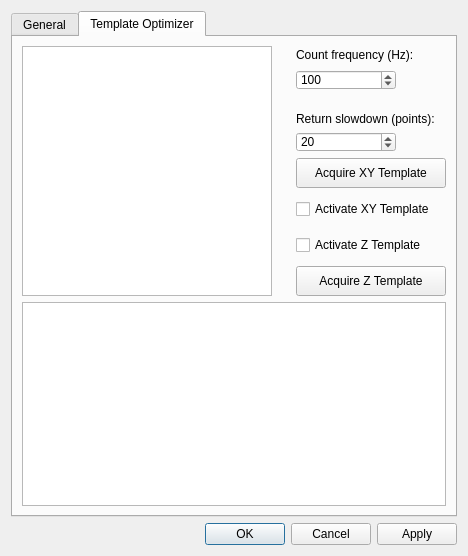
Ulm-IQO/qudi, file gui/confocal/ui_optim_settings.ui: the form before one commit.
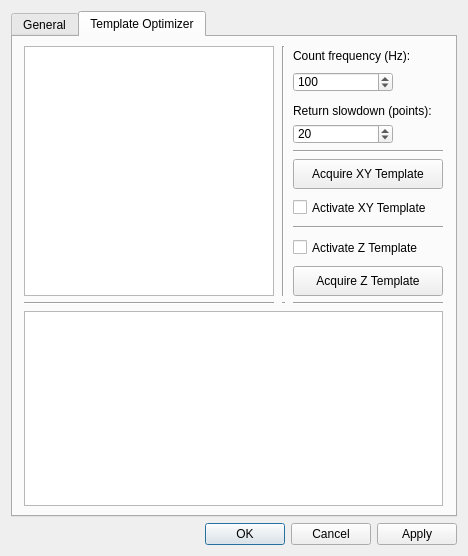
The form after the commit. Custom widgets are drawn as their Qt base class.

Commit message: lots of error checking and cleaning up the gui got rid of all my debug prints

```diff
--- a/gui/confocal/ui_optim_settings.ui
+++ b/gui/confocal/ui_optim_settings.ui
@@ -247,7 +247,7 @@
        <string>Template Optimizer</string>
       </attribute>
       <layout class="QGridLayout" name="gridLayout_2">
-       <item row="1" column="0" colspan="3">
+       <item row="4" column="0" colspan="3">
         <widget class="PlotWidget" name="template_z_plot_widget">
          <property name="sizePolicy">
           <sizepolicy hsizetype="Expanding" vsizetype="Expanding">
@@ -302,7 +302,7 @@
            <property name="minimumSize">
             <size>
              <width>0</width>
-             <height>30</height>
+             <height>20</height>
             </size>
            </property>
            <property name="text">
@@ -332,6 +332,13 @@
            </property>
           </widget>
          </item>
+         <item>
+          <widget class="Line" name="horizontal_separator_line">
+           <property name="orientation">
+            <enum>Qt::Horizontal</enum>
+           </property>
+          </widget>
+         </item>
          <item alignment="Qt::AlignLeft">
           <widget class="QPushButton" name="acquire_xy_template_image_Button">
            <property name="minimumSize">
@@ -362,13 +369,13 @@
            <property name="minimumSize">
             <size>
              <width>150</width>
-             <height>30</height>
+             <height>25</height>
             </size>
            </property>
            <property name="maximumSize">
             <size>
              <width>150</width>
-             <height>30</height>
+             <height>25</height>
             </size>
            </property>
            <property name="text">
@@ -376,18 +383,25 @@
            </property>
           </widget>
          </item>
+         <item>
+          <widget class="Line" name="line">
+           <property name="orientation">
+            <enum>Qt::Horizontal</enum>
+           </property>
+          </widget>
+         </item>
          <item>
           <widget class="QCheckBox" name="activate_z_template_checkBox">
            <property name="minimumSize">
             <size>
              <width>150</width>
-             <height>30</height>
+             <height>25</height>
             </size>
            </property>
            <property name="maximumSize">
             <size>
              <width>150</width>
-             <height>30</height>
+             <height>25</height>
             </size>
            </property>
            <property name="text">
@@ -438,6 +452,34 @@
          </property>
         </widget>
        </item>
+       <item row="0" column="1">
+        <widget class="Line" name="line_2">
+         <property name="orientation">
+          <enum>Qt::Vertical</enum>
+         </property>
+        </widget>
+       </item>
+       <item row="1" column="0">
+        <widget class="Line" name="line_3">
+         <property name="orientation">
+          <enum>Qt::Horizontal</enum>
+         </property>
+        </widget>
+       </item>
+       <item row="1" column="1">
+        <widget class="Line" name="line_4">
+         <property name="orientation">
+          <enum>Qt::Horizontal</enum>
+         </property>
+        </widget>
+       </item>
+       <item row="1" column="2">
+        <widget class="Line" name="line_5">
+         <property name="orientation">
+          <enum>Qt::Horizontal</enum>
+         </property>
+        </widget>
+       </item>
       </layout>
      </widget>
     </widget>
```
The commit also changes 2 other files.
